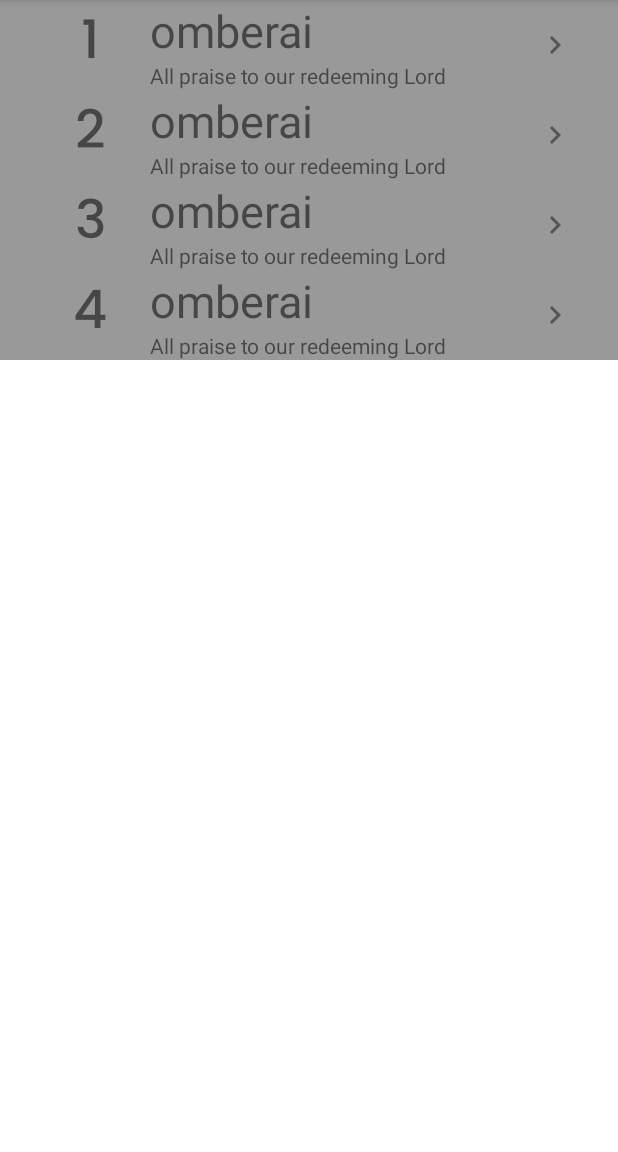
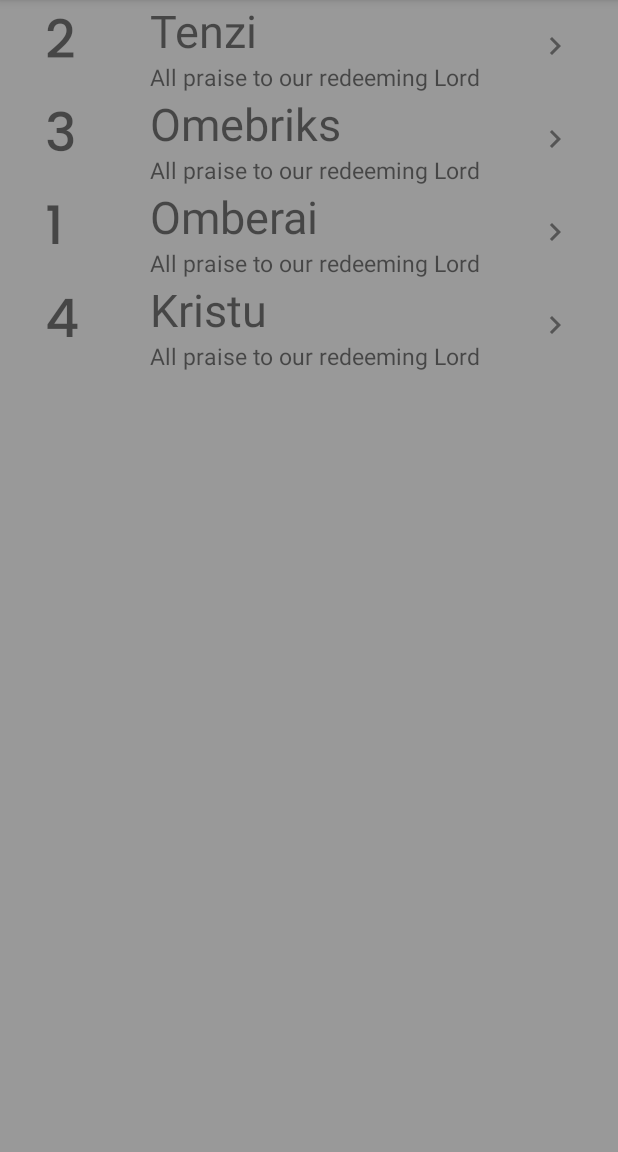
Before and after one commit to malcomtawanda/hymnbook, an Android app: the screen it shows after launch (MainActivity), on a phone screen of 412 x 824 dp, the part 84-1236 px from its top. Run offline under Robolectric (Android 15) with nearby library versions, the phone set to English and light mode, and no system bars; our stand-ins replace Room's generated code.

Commit message:
RecyclerView showing in fragment

```diff
--- a/app/build.gradle
+++ b/app/build.gradle
@@ -34,6 +34,8 @@ dependencies {
     implementation 'androidx.recyclerview:recyclerview:1.2.0'
     implementation 'androidx.legacy:legacy-support-v4:1.0.0'
     implementation 'com.android.support:support-annotations:28.0.0'
+    implementation 'androidx.lifecycle:lifecycle-livedata-ktx:2.3.1'
+    implementation 'androidx.lifecycle:lifecycle-viewmodel-ktx:2.3.1'
     def room_version = "2.3.0"
     def lifecycle_version = "2.3.1"
     def arch_version = "2.1.0"
--- a/app/src/main/java/com/malcomtawanda/catholichymnbook/MainActivity.java
+++ b/app/src/main/java/com/malcomtawanda/catholichymnbook/MainActivity.java
@@ -27,34 +27,37 @@ public class MainActivity extends AppCompatActivity {
         super.onCreate(savedInstanceState);
         setContentView(R.layout.activity_main);
 
-
-//        FragmentManager fragmentManager = getSupportFragmentManager();
-//        Fragment fragment = fragmentManager.findFragmentById(R.id.main_container);
-//
-//        if(fragment == null){
-//            fragment = new HymnalFragment();
-//            fragmentManager.beginTransaction().add(R.id.main_container, fragment).commit();
-//        }
-
-        RecyclerView recyclerView =  findViewById(R.id.hymnal_recyclerview);
-        LinearLayoutManager layoutManager = new LinearLayoutManager(this);
-        recyclerView.setLayoutManager(layoutManager);
-        recyclerView.setHasFixedSize(true);
-
-        RecyclerViewAdapter adapter = new RecyclerViewAdapter();
-        recyclerView.setAdapter(adapter);
+        hymnViewModel = new ViewModelProvider(this).get(HymnViewModel.class);
 
 
 
-        //hymnViewModel = new ViewModelProvider(this).get(HymnViewModel.class);
-        hymnViewModel = new ViewModelProvider(this, ViewModelProvider.AndroidViewModelFactory.getInstance(this.getApplication())).get(HymnViewModel.class);
-        hymnViewModel.getAllHymns().observe(this, new Observer<List<Hymn>>() {
-            @Override
-            public void onChanged(List<Hymn> hymns) {
-                adapter.setHymns(hymns);
-                //Toast.makeText(MainActivity.this, "onchanged", Toast.LENGTH_SHORT).show();
-            }
-        });
+        FragmentManager fragmentManager = getSupportFragmentManager();
+        Fragment fragment = fragmentManager.findFragmentById(R.id.main_container);
+
+        if(fragment == null){
+            fragment = new HymnalFragment();
+            fragmentManager.beginTransaction().add(R.id.main_container, fragment).commit();
+        }
+
+//        RecyclerView recyclerView =  findViewById(R.id.hymnal_recyclerview);
+//        LinearLayoutManager layoutManager = new LinearLayoutManager(this);
+//        recyclerView.setLayoutManager(layoutManager);
+//        recyclerView.setHasFixedSize(true);
+//
+//        RecyclerViewAdapter adapter = new RecyclerViewAdapter();
+//        recyclerView.setAdapter(adapter);
+//
+//
+//
+       hymnViewModel = new ViewModelProvider(this).get(HymnViewModel.class);
+//        //hymnViewModel = new ViewModelProvider(this, ViewModelProvider.AndroidViewModelFactory.getInstance(this.getApplication())).get(HymnViewModel.class);
+//        hymnViewModel.getAllHymns().observe(this, new Observer<List<Hymn>>() {
+//            @Override
+//            public void onChanged(List<Hymn> hymns) {
+//                adapter.setHymns(hymns);
+//                //Toast.makeText(MainActivity.this, "onchanged", Toast.LENGTH_SHORT).show();
+//            }
+//        });
 
 
 
--- a/app/src/main/java/com/malcomtawanda/catholichymnbook/RecyclerViewAdapter.java
+++ b/app/src/main/java/com/malcomtawanda/catholichymnbook/RecyclerViewAdapter.java
@@ -20,10 +20,6 @@ import static com.malcomtawanda.catholichymnbook.R.id.arrow_drawable;
 public class RecyclerViewAdapter extends RecyclerView.Adapter<RecyclerViewAdapter.HymnalViewHolder> {
 
     private List<Hymn> hymnList = new ArrayList<>();
-
-    //private ItemClickListener clickListener;
-
-
 
     @NonNull
     @Override
--- a/app/src/main/java/com/malcomtawanda/catholichymnbook/room/database/HymnDatabase.java
+++ b/app/src/main/java/com/malcomtawanda/catholichymnbook/room/database/HymnDatabase.java
@@ -46,10 +46,10 @@ public abstract class HymnDatabase extends RoomDatabase {
         protected Void doInBackground(Void... voids) {
             //HymnalData hymnalData = new HymnalData();
             //hymnalDAO.insertAll(hymnalData.populateHymnalData());
-            hymnalDAO.insert(new Hymn("omberai", "cleber", "All praise to our redeeming Lord", true, 1));
-            hymnalDAO.insert(new Hymn("omberai", "cleber", "All praise to our redeeming Lord", true, 2));
-            hymnalDAO.insert(new Hymn("omberai", "cleber", "All praise to our redeeming Lord", true, 3));
-            hymnalDAO.insert(new Hymn("omberai", "cleber", "All praise to our redeeming Lord", true, 4));
+            hymnalDAO.insert(new Hymn("Omberai", "cleber", "All praise to our redeeming Lord", true, 1));
+            hymnalDAO.insert(new Hymn("Tenzi", "cleber", "All praise to our redeeming Lord", true, 2));
+            hymnalDAO.insert(new Hymn("Omebriks", "cleber", "All praise to our redeeming Lord", true, 3));
+            hymnalDAO.insert(new Hymn("Kristu", "cleber", "All praise to our redeeming Lord", true, 4));
 
             return null;
         }
--- a/app/src/main/res/layout/fragment_hymnal.xml
+++ b/app/src/main/res/layout/fragment_hymnal.xml
@@ -1,11 +1,20 @@
 <?xml version="1.0" encoding="utf-8"?>
-<FrameLayout xmlns:android="http://schemas.android.com/apk/res/android"
+<LinearLayout xmlns:android="http://schemas.android.com/apk/res/android"
     xmlns:tools="http://schemas.android.com/tools"
     android:layout_width="match_parent"
     android:layout_height="match_parent"
     tools:context=".HymnalFragment"
-    android:background="#555555">
+    android:orientation="vertical"
+    android:background="#999999">
 
 
 
-</FrameLayout>
+
+    <androidx.recyclerview.widget.RecyclerView
+        android:layout_width="match_parent"
+        android:layout_height="match_parent"
+        android:id="@+id/fragment_recyclerView"
+        tools:listitem="@layout/hymnal_item">
+
+    </androidx.recyclerview.widget.RecyclerView>
+</LinearLayout>
--- a/app/src/main/res/layout/hymnal_item.xml
+++ b/app/src/main/res/layout/hymnal_item.xml
@@ -12,7 +12,7 @@
         android:layout_height="60dp"
         android:textSize="35sp"
         android:text="1"
-        android:gravity="center"
+
         android:fontFamily="@font/poppins_medium"
         />
 
@@ -35,6 +35,7 @@
             android:id="@+id/hymn_lyrics_hint"
             android:layout_width="wrap_content"
             android:layout_height="wrap_content"
+            android:textSize="15sp"
             android:layout_gravity="center"
             />
 
```
Also changed, not shown: app/src/main/java/com/malcomtawanda/catholichymnbook/HymnalFragment.java (+27 -81 lines).
